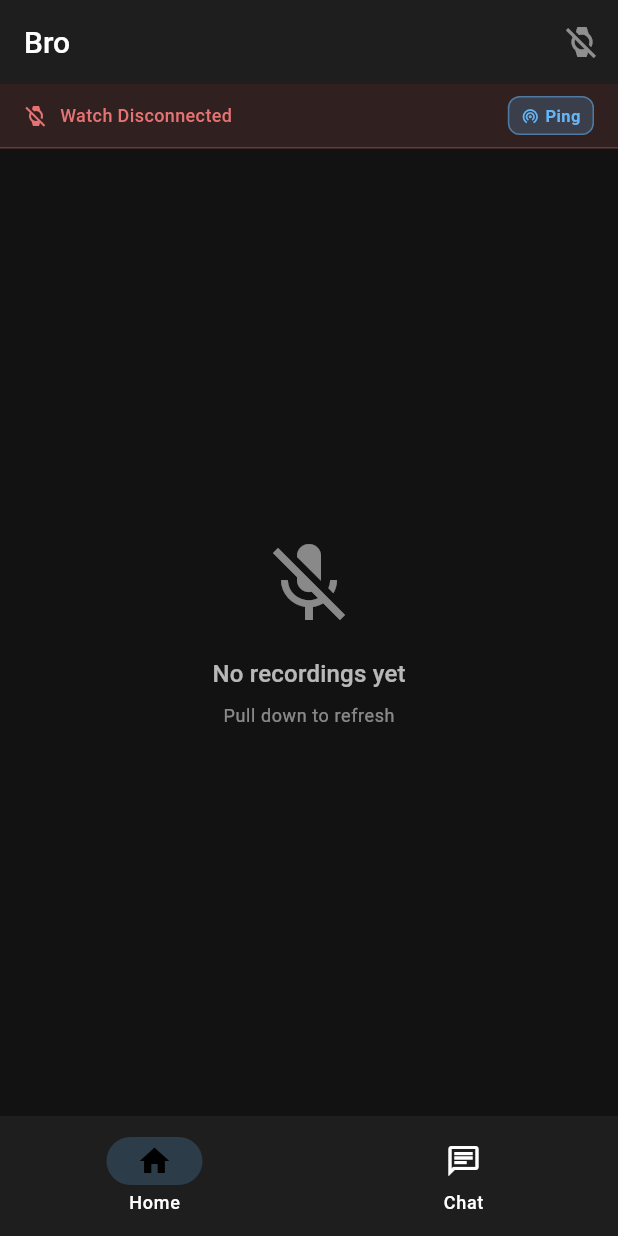
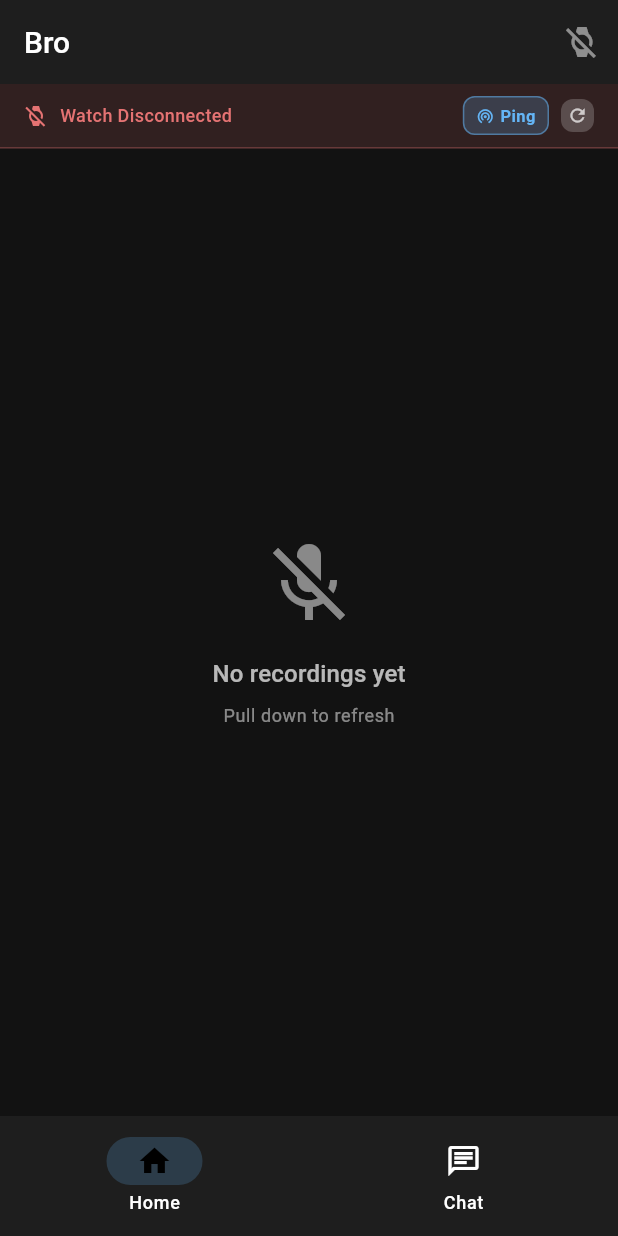
Before and after one commit to festeh/bro, a Flutter app: the screen it shows after launch, on a phone screen of 412 x 824 dp. Run offline on Flutter 3.47's test engine with Material 3 defaults, Android fonts, the phone set to English and light mode, and no system bars; our stand-ins replace just_audio, logger.

Commit message:
Add refresh button to phone status bar
- Refresh button next to ping button
- Shows spinner when syncing
- Triggers file list reload and connection check

🤖 Generated with [Claude Code](https://claude.com/claude-code)

Co-Authored-By: Claude Opus 4.5 <noreply@anthropic.com>

```diff
--- a/phone/lib/features/home/home_page.dart
+++ b/phone/lib/features/home/home_page.dart
@@ -139,6 +139,7 @@ class _HomePageState extends State<HomePage> {
           ConnectionStatusBar(
             status: _syncStatus,
             onPing: _pingWatch,
+            onRefresh: _onRefresh,
             isPinging: _isPinging,
             lastPingSuccess: _lastPingSuccess,
           ),
--- a/phone/lib/features/home/widgets/connection_status_bar.dart
+++ b/phone/lib/features/home/widgets/connection_status_bar.dart
@@ -5,6 +5,7 @@ import 'sync_indicator.dart';
 class ConnectionStatusBar extends StatelessWidget {
   final SyncStatus status;
   final VoidCallback? onPing;
+  final VoidCallback? onRefresh;
   final bool isPinging;
   final bool? lastPingSuccess;
 
@@ -12,6 +13,7 @@ class ConnectionStatusBar extends StatelessWidget {
     super.key,
     required this.status,
     this.onPing,
+    this.onRefresh,
     this.isPinging = false,
     this.lastPingSuccess,
   });
@@ -48,6 +50,8 @@ class ConnectionStatusBar extends StatelessWidget {
           ),
           const Spacer(),
           _buildPingButton(),
+          const SizedBox(width: Tokens.spacingSm),
+          _buildRefreshButton(),
         ],
       ),
     );
@@ -118,6 +122,35 @@ class ConnectionStatusBar extends StatelessWidget {
     );
   }
 
+  Widget _buildRefreshButton() {
+    final isRefreshing = status == SyncStatus.syncing;
+
+    return GestureDetector(
+      onTap: isRefreshing ? null : onRefresh,
+      child: Container(
+        padding: const EdgeInsets.all(Tokens.spacingXs),
+        decoration: BoxDecoration(
+          color: Tokens.textTertiary.withOpacity(0.2),
+          borderRadius: BorderRadius.circular(Tokens.radiusSm),
+        ),
+        child: isRefreshing
+            ? SizedBox(
+                width: 14,
+                height: 14,
+                child: CircularProgressIndicator(
+                  strokeWidth: 1.5,
+                  color: Tokens.textSecondary,
+                ),
+              )
+            : Icon(
+                Icons.refresh,
+                size: 14,
+                color: Tokens.textSecondary,
+              ),
+      ),
+    );
+  }
+
   Color get _backgroundColor {
     switch (status) {
       case SyncStatus.connected:
```
